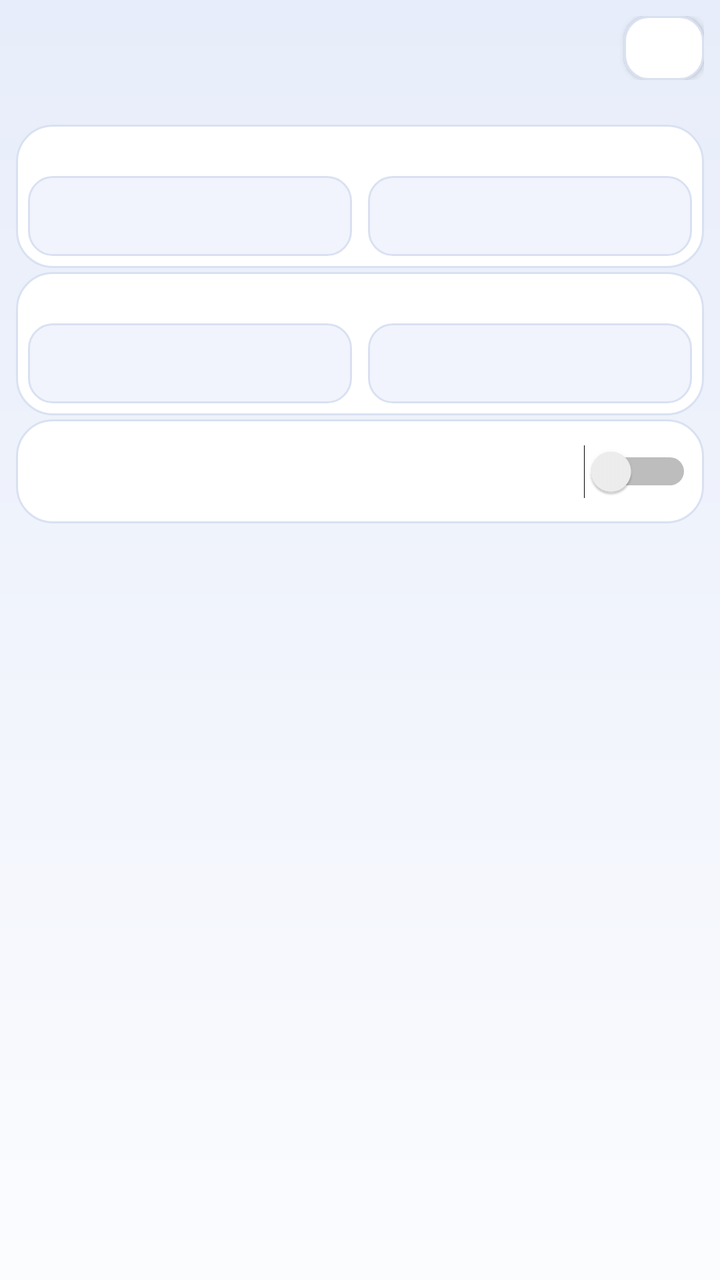
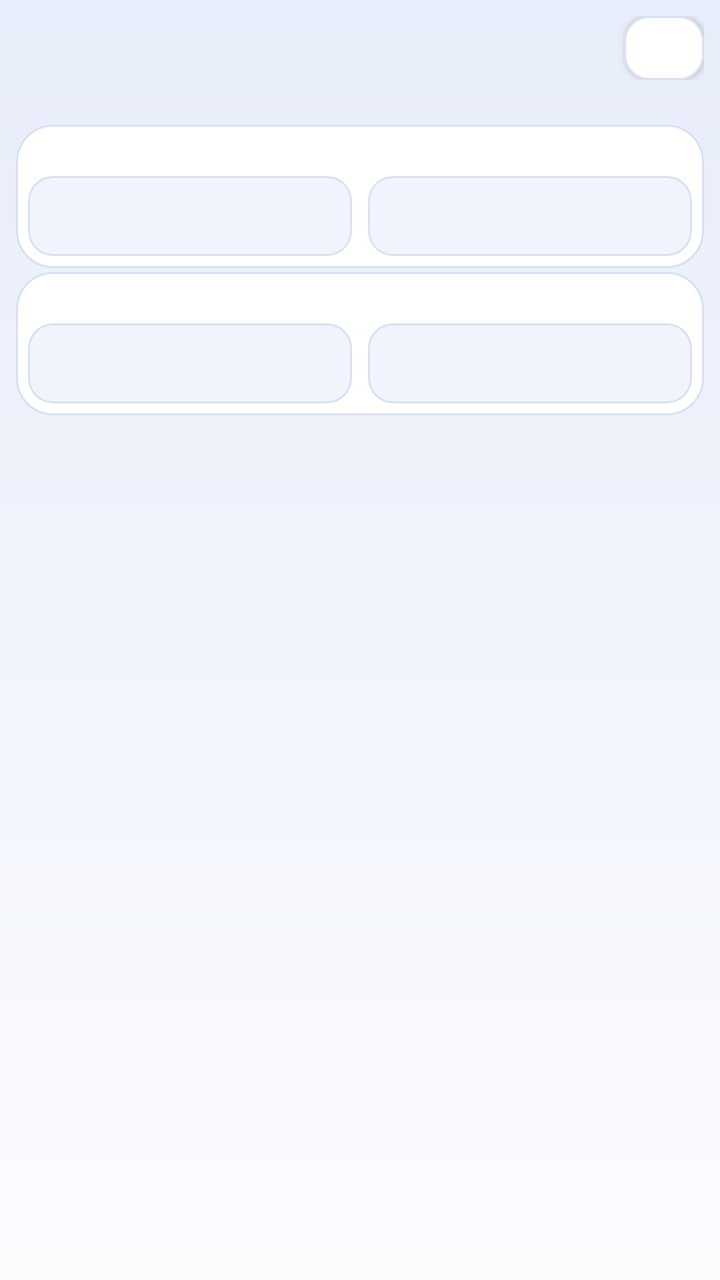

An Android layout rendered at two revisions. The XML below is the earlier revision; the diff shows what the commit changed to produce the second picture.
<!-- AndroidManifest.xml: application theme AppTheme -->
<!-- res/layout/activity_punct_output.xml -->
<?xml version="1.0" encoding="utf-8"?>
<LinearLayout xmlns:android="http://schemas.android.com/apk/res/android"
    style="@style/PageRoot"
    android:orientation="vertical">

    <LinearLayout
        android:layout_width="match_parent"
        android:layout_height="wrap_content"
        android:gravity="center_vertical"
        android:orientation="horizontal">

        <TextView
            style="@style/PageTitle"
            android:id="@+id/text_punct_output_title"
            android:layout_height="wrap_content" />

        <Button
            style="@style/PageCloseButton"
            android:id="@+id/btn_punct_output_close" />
    </LinearLayout>

    <TextView
        style="@style/PageDesc"
        android:id="@+id/text_punct_output_desc"
        android:layout_width="match_parent"
        android:layout_height="wrap_content" />

    <ScrollView
        android:layout_width="match_parent"
        android:layout_height="0dp"
        android:layout_weight="1"
        android:overScrollMode="never"
        android:scrollbars="none">

        <LinearLayout
            android:layout_width="match_parent"
            android:layout_height="wrap_content"
            android:orientation="vertical">

            
            <LinearLayout
                style="@style/SettingsCard"
                android:baselineAligned="false"
                android:orientation="horizontal">

                <LinearLayout
                    android:layout_width="0dp"
                    android:layout_height="wrap_content"
                    android:layout_weight="1"
                    android:orientation="vertical">

                    <TextView
                        style="@style/SettingsFieldTitle"
                        android:id="@+id/label_punct_comma_cn"
                        android:layout_height="wrap_content" />

                    <EditText
                        style="@style/SettingsField"
                        android:id="@+id/edit_punct_comma_cn"
                        android:layout_marginTop="2dp"
                        android:gravity="center"
                        android:importantForAutofill="no"
                        android:inputType="text"
                        android:maxLength="4" />
                </LinearLayout>

                <LinearLayout
                    android:layout_width="0dp"
                    android:layout_height="wrap_content"
                    android:layout_marginStart="8dp"
                    android:layout_weight="1"
                    android:orientation="vertical">

                    <TextView
                        style="@style/SettingsFieldTitle"
                        android:id="@+id/label_punct_period_cn"
                        android:layout_height="wrap_content" />

                    <EditText
                        style="@style/SettingsField"
                        android:id="@+id/edit_punct_period_cn"
                        android:layout_marginTop="2dp"
                        android:gravity="center"
                        android:importantForAutofill="no"
                        android:inputType="text"
                        android:maxLength="4" />
                </LinearLayout>
            </LinearLayout>

            
            <LinearLayout
                style="@style/SettingsCard"
                android:baselineAligned="false"
                android:orientation="horizontal">

                <LinearLayout
                    android:layout_width="0dp"
                    android:layout_height="wrap_content"
                    android:layout_weight="1"
                    android:orientation="vertical">

                    <TextView
                        style="@style/SettingsFieldTitle"
                        android:id="@+id/label_punct_comma_en"
                        android:layout_height="wrap_content" />

                    <EditText
                        style="@style/SettingsField"
                        android:id="@+id/edit_punct_comma_en"
                        android:layout_marginTop="2dp"
                        android:gravity="center"
                        android:importantForAutofill="no"
                        android:inputType="text"
                        android:maxLength="4" />
                </LinearLayout>

                <LinearLayout
                    android:layout_width="0dp"
                    android:layout_height="wrap_content"
                    android:layout_marginStart="8dp"
                    android:layout_weight="1"
                    android:orientation="vertical">

                    <TextView
                        style="@style/SettingsFieldTitle"
                        android:id="@+id/label_punct_period_en"
                        android:layout_height="wrap_content" />

                    <EditText
                        style="@style/SettingsField"
                        android:id="@+id/edit_punct_period_en"
                        android:layout_marginTop="2dp"
                        android:gravity="center"
                        android:importantForAutofill="no"
                        android:inputType="text"
                        android:maxLength="4" />
                </LinearLayout>
            </LinearLayout>

            
            <LinearLayout
                style="@style/SettingsCard"
                android:orientation="vertical">

                <Switch
                    android:id="@+id/switch_space_cursor"
                    android:layout_width="match_parent"
                    android:layout_height="wrap_content"
                    android:minHeight="40dp"
                    android:textColor="@color/text_primary"
                    android:textSize="13sp" />
            </LinearLayout>
        </LinearLayout>
    </ScrollView>
</LinearLayout>
<!-- resources referenced by this layout -->
<resources>
  <color name="text_primary">#1A1F2B</color>
  <style name="PageCloseButton" parent="SettingsButton">
          <item name="android:layout_width">40dp</item>
          <item name="android:layout_height">32dp</item>
          <item name="android:minWidth">0dp</item>
          <item name="android:paddingStart">0dp</item>
          <item name="android:paddingEnd">0dp</item>
          <item name="android:textSize">14sp</item>
      </style>
  <style name="PageDesc">
          <item name="android:layout_width">match_parent</item>
          <item name="android:layout_height">wrap_content</item>
          <item name="android:paddingTop">2dp</item>
          <item name="android:paddingBottom">4dp</item>
          <item name="android:textColor">@color/text_secondary</item>
          <item name="android:textSize">12sp</item>
      </style>
  <style name="PageTitle">
          <item name="android:layout_width">0dp</item>
          <item name="android:layout_height">wrap_content</item>
          <item name="android:layout_weight">1</item>
          <item name="android:textColor">@color/text_primary</item>
          <item name="android:textSize">16sp</item>
          <item name="android:textStyle">bold</item>
      </style>
  <style name="SettingsCard">
          <item name="android:layout_width">match_parent</item>
          <item name="android:layout_height">wrap_content</item>
          <item name="android:layout_marginBottom">2dp</item>
          <item name="android:background">@drawable/card_aurora</item>
          <item name="android:orientation">vertical</item>
          <item name="android:padding">6dp</item>
      </style>
  <style name="SettingsFieldTitle">
          <item name="android:layout_width">match_parent</item>
          <item name="android:layout_height">wrap_content</item>
          <item name="android:textColor">@color/text_primary</item>
          <item name="android:textSize">13sp</item>
          <item name="android:textStyle">bold</item>
      </style>
  <style name="SettingsButton">
          <item name="android:layout_width">match_parent</item>
          <item name="android:layout_height">40dp</item>
          <item name="android:background">@drawable/btn_aurora_secondary</item>
          <item name="android:textColor">@color/text_primary</item>
          <item name="android:textSize">13sp</item>
          <item name="android:gravity">center</item>
      </style>
  <color name="text_secondary">#5A6474</color>
  <!-- drawable card_aurora (drawable) -->
  <?xml version="1.0" encoding="utf-8"?>
  <shape xmlns:android="http://schemas.android.com/apk/res/android"
      android:shape="rectangle">
      <solid android:color="@color/card_bg" />
      <corners android:radius="18dp" />
      <stroke
          android:width="1dp"
          android:color="@color/card_stroke" />
  </shape>
  <color name="accent">#2F6BE0</color>
  <color name="app_bg">#F5F7FB</color>
  <color name="nav_bar">#1A1F2B</color>
  <style name="AppDialogTheme" parent="@android:style/Theme.Material.Light.Dialog.Alert">
          <item name="android:colorAccent">@color/accent</item>
          <item name="android:colorBackground">@color/app_bg</item>
          <item name="android:textColorPrimary">@color/text_primary</item>
          <item name="android:textColorSecondary">@color/text_secondary</item>
      </style>
  <color name="aurora_bg_top">#E7EDFA</color>
  <color name="aurora_bg_mid">#F1F4FC</color>
  <color name="aurora_bg_bottom">#FBFCFE</color>
  <color name="card_bg">#FFFFFF</color>
  <color name="card_stroke">#D9E1F2</color>
  <color name="field_bg">#F1F4FC</color>
  <color name="aurora_cyan">#0A7A90</color>
  <color name="ripple_on_surface">#1A000000</color>
  <color name="btn_secondary_bg">#FFFFFF</color>
  <!-- unchanged entries left out for length: 6 -->
</resources>

<!-- the commit's change to res/layout/activity_punct_output.xml (unified diff, before → after) -->
@@ -136,20 +136,6 @@
                         android:maxLength="4" />
                 </LinearLayout>
             </LinearLayout>
-
-            
-            <LinearLayout
-                style="@style/SettingsCard"
-                android:orientation="vertical">
-
-                <Switch
-                    android:id="@+id/switch_space_cursor"
-                    android:layout_width="match_parent"
-                    android:layout_height="wrap_content"
-                    android:minHeight="40dp"
-                    android:textColor="@color/text_primary"
-                    android:textSize="13sp" />
-            </LinearLayout>
         </LinearLayout>
     </ScrollView>
 </LinearLayout>
